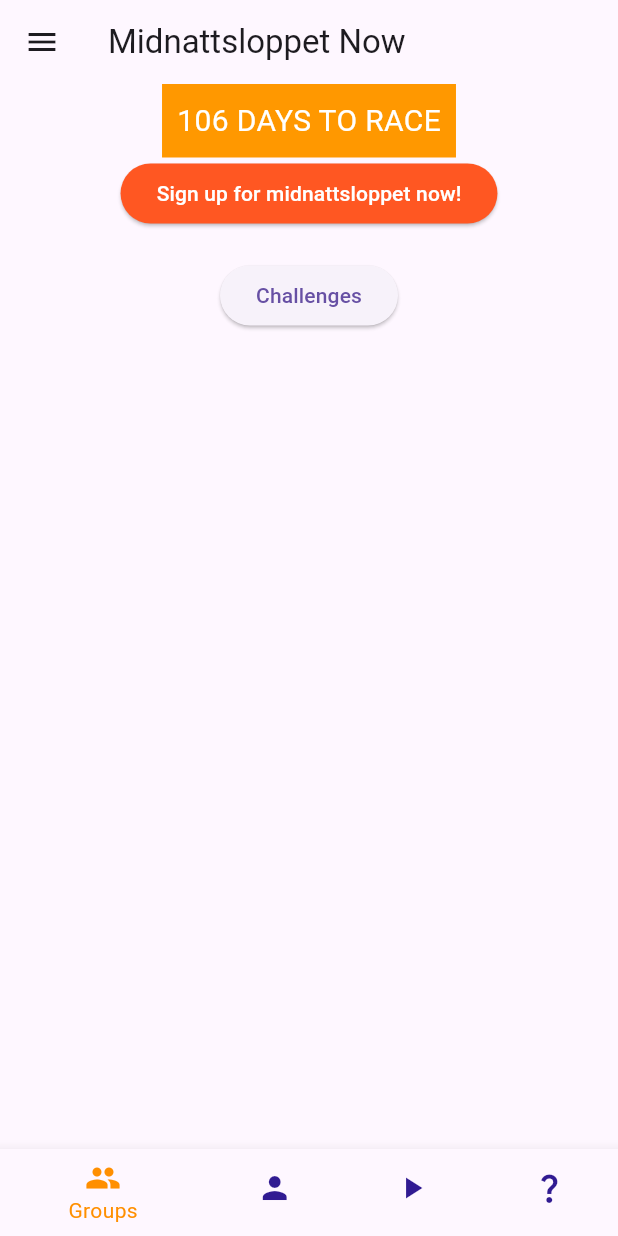
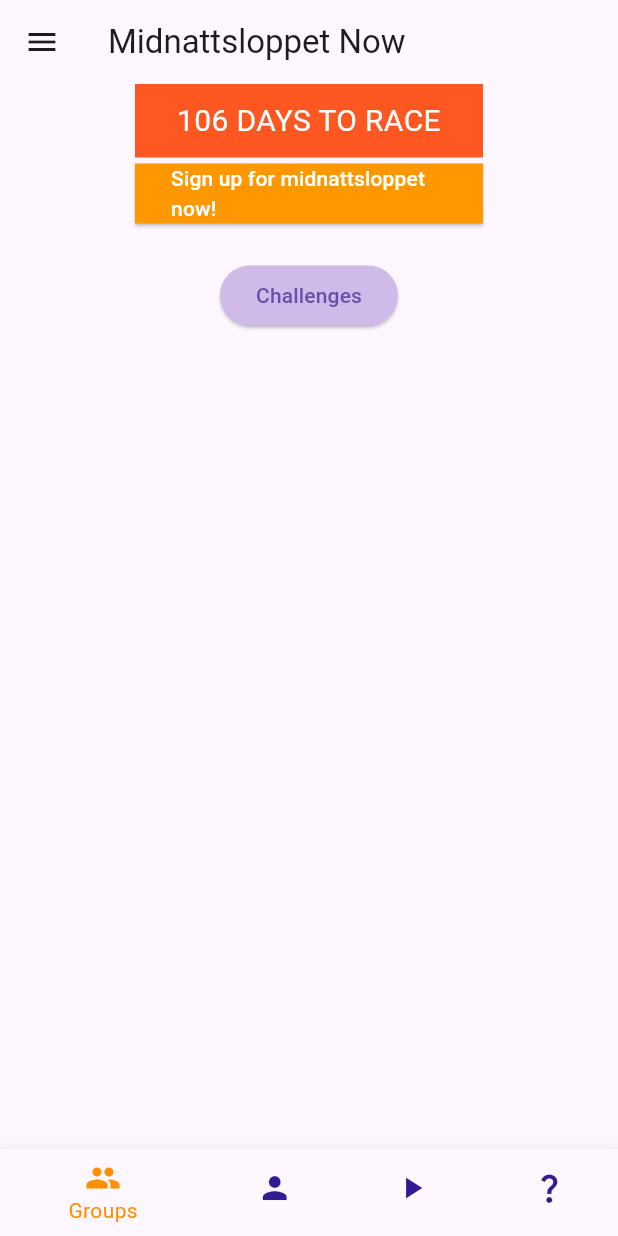
Before and after one commit to Edwinexd/dsv-pvt, a Flutter app: the screen it shows after launch, on a phone screen of 412 x 824 dp. Run offline on Flutter 3.47's test engine with Material 3 defaults, Android fonts, the phone set to English and light mode, and no system bars; our stand-ins replace dio, flutter_dotenv.

Commit message:
Some changes so it looks more like the figma...

```diff
--- a/flutter_application/lib/main_page.dart
+++ b/flutter_application/lib/main_page.dart
@@ -80,9 +80,10 @@ class MainPageState extends State<MainPage> {
             SignupButton(),
             SizedBox(height: 20),
             ElevatedButton(
-              onPressed: () {
-                // Implement your function for the "Challenges" button here
-              },
+              style: ElevatedButton.styleFrom(
+                backgroundColor: Color(0xFFCFBAEA),
+              ),
+              onPressed: () {},
               child: Text('Challenges'),
             ),
           ],
@@ -145,14 +146,19 @@ class CountdownWidget extends StatelessWidget {
     final currentDate = DateTime.now();
     final difference = raceDate.difference(currentDate).inDays;
 
-    return Container(
-      color: Colors.orange,
+    return Padding(
+      padding: const EdgeInsets.symmetric(horizontal: 90.0),
+      child: Container(
+        width: double.infinity,
+        color: Colors.deepOrange,
         padding: const EdgeInsets.all(10),
         child: Text(
           '$difference DAYS TO RACE',
+          textAlign: TextAlign.center,
           style: const TextStyle(
             color: Colors.white,
             fontSize: 20,
+          ),
         ),
       ),
     );
@@ -162,9 +168,16 @@ class CountdownWidget extends StatelessWidget {
 class SignupButton extends StatelessWidget {
   @override
   Widget build(BuildContext context) {
-    return ElevatedButton(
+    return Padding(
+      padding: const EdgeInsets.symmetric(horizontal: 90.0),
+      child: Container(
+        width: double.infinity,
+        child: ElevatedButton(
           style: ElevatedButton.styleFrom(
-        backgroundColor: Colors.deepOrange, // background color
+            backgroundColor: Colors.orange,
+            shape: const RoundedRectangleBorder(
+              borderRadius: BorderRadius.zero,
+            ),
           ),
           onPressed: () async {
             const url = 'https://midnattsloppet.com/midnattsloppet-stockholm/';
@@ -180,6 +193,8 @@ class SignupButton extends StatelessWidget {
               color: Colors.white,
             ),
           ),
+        ),
+      ),
     );
   }
 }
```
Lines whose indentation alone changed are shown as unchanged.
